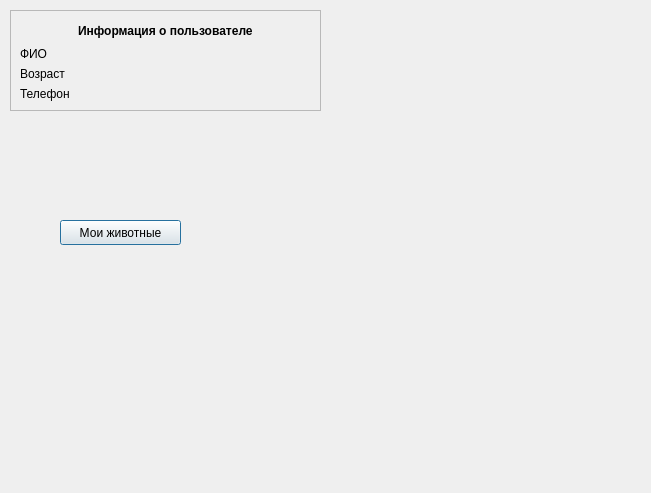
First picture: the form in src/apps/pacientPanel/patientpanel.ui, repository Liorkinn/VeterinarClinic, before the edit.
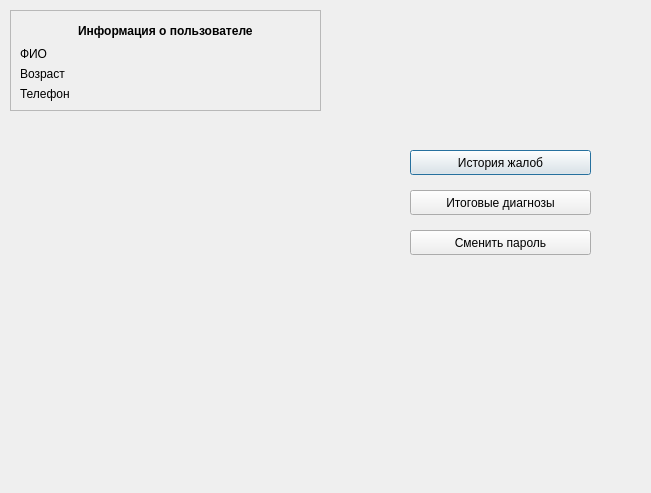
Second picture: the form after the edit.

Diff of the .ui file:
```diff
--- a/src/apps/pacientPanel/patientpanel.ui
+++ b/src/apps/pacientPanel/patientpanel.ui
@@ -72,14 +72,55 @@
   <widget class="QPushButton" name="button_myAnimals">
    <property name="geometry">
     <rect>
-     <x>60</x>
-     <y>220</y>
-     <width>121</width>
+     <x>410</x>
+     <y>150</y>
+     <width>181</width>
      <height>25</height>
     </rect>
    </property>
+   <property name="font">
+    <font>
+     <pointsize>9</pointsize>
+    </font>
+   </property>
    <property name="text">
-    <string>Мои животные</string>
+    <string>История жалоб</string>
+   </property>
+  </widget>
+  <widget class="QPushButton" name="button_Diagnos">
+   <property name="geometry">
+    <rect>
+     <x>410</x>
+     <y>190</y>
+     <width>181</width>
+     <height>25</height>
+    </rect>
+   </property>
+   <property name="font">
+    <font>
+     <pointsize>9</pointsize>
+    </font>
+   </property>
+   <property name="text">
+    <string>Итоговые диагнозы</string>
+   </property>
+  </widget>
+  <widget class="QPushButton" name="button_changePassword">
+   <property name="geometry">
+    <rect>
+     <x>410</x>
+     <y>230</y>
+     <width>181</width>
+     <height>25</height>
+    </rect>
+   </property>
+   <property name="font">
+    <font>
+     <pointsize>9</pointsize>
+    </font>
+   </property>
+   <property name="text">
+    <string>Сменить пароль</string>
    </property>
   </widget>
  </widget>
```
